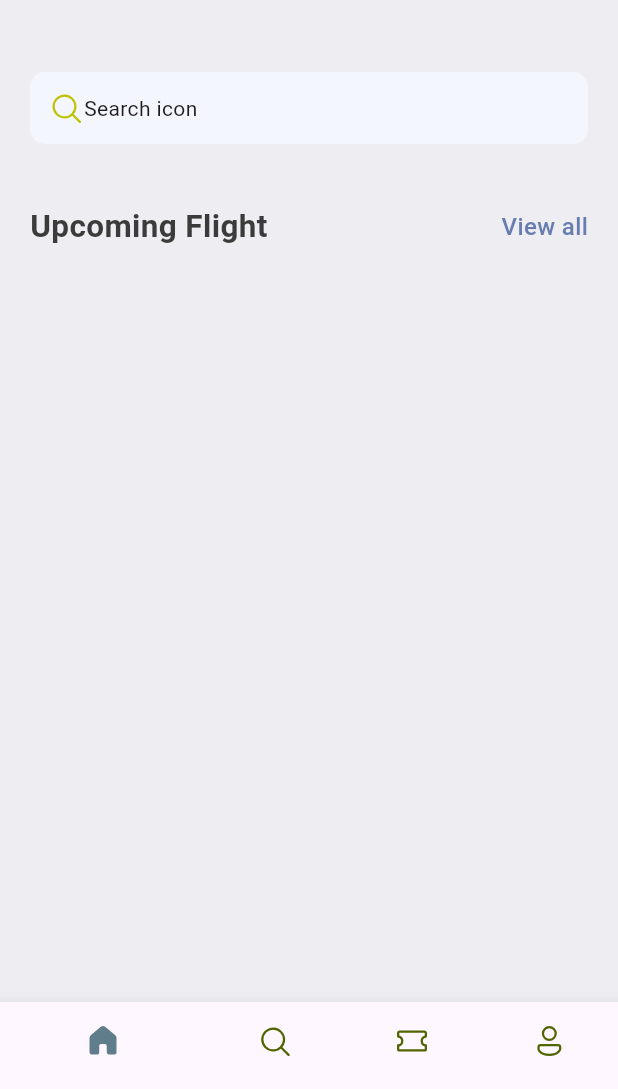
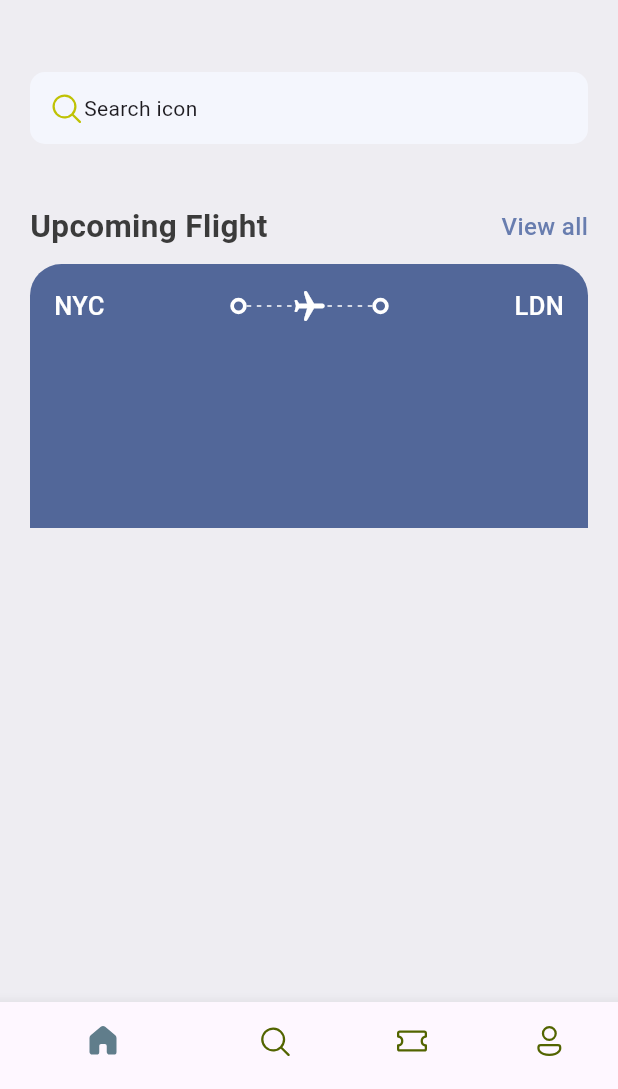
Before and after one commit to sithumoemyint-code/flutter_course_absolute_beginners, a Flutter app: the screen it shows after launch, on a phone screen of 412 x 824 dp, the part 147-1236 px from its top. Run offline on Flutter 3.47's test engine with Material 3 defaults, Android fonts, the phone set to English and light mode, and no system bars; our stand-ins replace fluentui_icons.

Commit message:
ticket view UI done

```diff
--- a/lib/base/res/styles/app_styles.dart
+++ b/lib/base/res/styles/app_styles.dart
@@ -6,6 +6,8 @@ class AppStyles {
   static Color primaryColor = primary;
   static Color bgColor = const Color(0xFFeeedf2);
   static Color textColor = const Color(0xFF3b3b3b);
+  static Color ticketBlue = const Color(0xFF526799);
+  static Color ticketOrange = const Color(0xFFf37b67);
 
   static TextStyle textStyle = TextStyle(
     fontSize: 16,
--- /dev/null
+++ b/lib/base/widgets/app_layoutbuilder_widget.dart
@@ -0,0 +1,28 @@
+import 'package:flutter/material.dart';
+
+class AppLayoutBuilderWidget extends StatelessWidget {
+  final int randomDivider;
+  const AppLayoutBuilderWidget({super.key, required this.randomDivider});
+
+  @override
+  Widget build(BuildContext context) {
+    return LayoutBuilder(
+      builder: (BuildContext context, BoxConstraints constraints) {
+        return Flex(
+          direction: Axis.horizontal,
+          mainAxisAlignment: MainAxisAlignment.spaceBetween,
+          children: List.generate(
+            (constraints.constrainWidth() / randomDivider).floor(),
+            (index) => SizedBox(
+              width: 3,
+              height: 1,
+              child: DecoratedBox(
+                decoration: BoxDecoration(color: Colors.white),
+              ),
+            ),
+          ),
+        );
+      },
+    );
+  }
+}
--- /dev/null
+++ b/lib/base/widgets/big_dot.dart
@@ -0,0 +1,16 @@
+import 'package:flutter/material.dart';
+
+class BigDot extends StatelessWidget {
+  const BigDot({super.key});
+
+  @override
+  Widget build(BuildContext context) {
+    return Container(
+      padding: const EdgeInsets.all(3),
+      decoration: BoxDecoration(
+        border: Border.all(color: Colors.white, width: 2.5),
+        borderRadius: BorderRadius.circular(20),
+      ),
+    );
+  }
+}
--- /dev/null
+++ b/lib/base/widgets/ticket_view.dart
@@ -0,0 +1,69 @@
+import 'package:flutter/material.dart';
+import 'package:my_app/base/res/styles/app_styles.dart' show AppStyles;
+import 'package:my_app/base/widgets/app_layoutbuilder_widget.dart'
+    show AppLayoutBuilderWidget;
+import 'package:my_app/base/widgets/big_dot.dart' show BigDot;
+
+class TicketView extends StatelessWidget {
+  const TicketView({super.key});
+
+  @override
+  Widget build(BuildContext context) {
+    final size = MediaQuery.of(context).size;
+
+    return SizedBox(
+      width: size.width,
+      height: 176,
+      child: Container(
+        // margin: const EdgeInsets.only(right: 16),
+        padding: const EdgeInsets.all(16),
+        decoration: BoxDecoration(
+          color: AppStyles.ticketBlue,
+          borderRadius: BorderRadius.only(
+            topLeft: Radius.circular(21),
+            topRight: Radius.circular(21),
+          ),
+        ),
+        child: Column(
+          children: [
+            Row(
+              children: [
+                Text(
+                  "NYC",
+                  style: AppStyles.headLineStyle3.copyWith(color: Colors.white),
+                ),
+                Expanded(child: Container()),
+                const BigDot(),
+                Expanded(
+                  child: Stack(
+                    children: [
+                      SizedBox(
+                        height: 24,
+                        child: AppLayoutBuilderWidget(randomDivider: 6),
+                      ),
+                      Center(
+                        child: Transform.rotate(
+                          angle: 1.57,
+                          child: const Icon(
+                            Icons.local_airport_rounded,
+                            color: Colors.white,
+                          ),
+                        ),
+                      ),
+                    ],
+                  ),
+                ),
+                const BigDot(),
+                Expanded(child: Container()),
+                Text(
+                  "LDN",
+                  style: AppStyles.headLineStyle3.copyWith(color: Colors.white),
+                ),
+              ],
+            ),
+          ],
+        ),
+      ),
+    );
+  }
+}
--- a/lib/screens/home_screen.dart
+++ b/lib/screens/home_screen.dart
@@ -3,6 +3,7 @@ import 'package:flutter/material.dart';
 import 'package:my_app/base/res/media.dart' show AppMedia;
 import 'package:my_app/base/res/styles/app_styles.dart' show AppStyles;
 import 'package:my_app/base/widgets/app_double_text.dart' show AppDoubleText;
+import 'package:my_app/base/widgets/ticket_view.dart' show TicketView;
 
 class HomeScreen extends StatefulWidget {
   const HomeScreen({super.key});
@@ -72,6 +73,9 @@ class _HomeScreenState extends State<HomeScreen> {
                   bigText: 'Upcoming Flight',
                   smallText: 'View all',
                 ),
+                const SizedBox(height: 10),
+
+                TicketView(),
               ],
             ),
           ),
```
